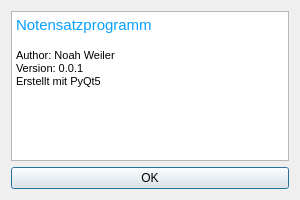
Before: the Qt Designer form src/pyqt5_designer_uis/aboutbox.ui in NO411/notensatz, drawn with Qt 5.
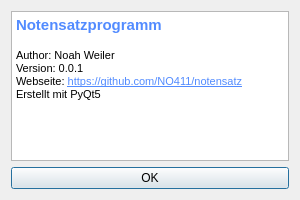
After: the same form once the commit is applied. Icons and pictures are not drawn.

```diff
--- a/src/pyqt5_designer_uis/aboutbox.ui
+++ b/src/pyqt5_designer_uis/aboutbox.ui
@@ -45,6 +45,12 @@
      <property name="acceptDrops">
       <bool>false</bool>
      </property>
+     <property name="frameShape">
+      <enum>QFrame::StyledPanel</enum>
+     </property>
+     <property name="frameShadow">
+      <enum>QFrame::Plain</enum>
+     </property>
      <property name="lineWidth">
       <number>0</number>
      </property>
@@ -53,10 +59,11 @@
 &lt;html&gt;&lt;head&gt;&lt;meta name=&quot;qrichtext&quot; content=&quot;1&quot; /&gt;&lt;style type=&quot;text/css&quot;&gt;
 p, li { white-space: pre-wrap; }
 &lt;/style&gt;&lt;/head&gt;&lt;body style=&quot; font-family:'MS Shell Dlg 2'; font-size:8.25pt; font-weight:400; font-style:normal;&quot;&gt;
-&lt;p style=&quot; margin-top:0px; margin-bottom:0px; margin-left:0px; margin-right:0px; -qt-block-indent:0; text-indent:0px;&quot;&gt;&lt;span style=&quot; font-size:11pt; color:#06a0ff;&quot;&gt;Notensatzprogramm&lt;/span&gt;&lt;/p&gt;
-&lt;p style=&quot;-qt-paragraph-type:empty; margin-top:0px; margin-bottom:0px; margin-left:0px; margin-right:0px; -qt-block-indent:0; text-indent:0px; font-size:10pt;&quot;&gt;&lt;br /&gt;&lt;/p&gt;
+&lt;p style=&quot; margin-top:0px; margin-bottom:0px; margin-left:0px; margin-right:0px; -qt-block-indent:0; text-indent:0px;&quot;&gt;&lt;span style=&quot; font-size:11pt; font-weight:600; color:#528bff;&quot;&gt;Notensatzprogramm&lt;/span&gt;&lt;/p&gt;
+&lt;p style=&quot;-qt-paragraph-type:empty; margin-top:0px; margin-bottom:0px; margin-left:0px; margin-right:0px; -qt-block-indent:0; text-indent:0px; font-size:10pt; font-weight:600;&quot;&gt;&lt;br /&gt;&lt;/p&gt;
 &lt;p style=&quot; margin-top:0px; margin-bottom:0px; margin-left:0px; margin-right:0px; -qt-block-indent:0; text-indent:0px;&quot;&gt;Author: Noah Weiler&lt;/p&gt;
 &lt;p style=&quot; margin-top:0px; margin-bottom:0px; margin-left:0px; margin-right:0px; -qt-block-indent:0; text-indent:0px;&quot;&gt;Version: 0.0.1&lt;/p&gt;
+&lt;p style=&quot; margin-top:0px; margin-bottom:0px; margin-left:0px; margin-right:0px; -qt-block-indent:0; text-indent:0px;&quot;&gt;Webseite: &lt;a href=&quot;https://github.com/NO411/notensatz&quot;&gt;&lt;span style=&quot; font-size:8pt; text-decoration: underline; color:#528bff;&quot;&gt;https://github.com/NO411/notensatz&lt;/span&gt;&lt;/a&gt;&lt;/p&gt;
 &lt;p style=&quot; margin-top:0px; margin-bottom:0px; margin-left:0px; margin-right:0px; -qt-block-indent:0; text-indent:0px;&quot;&gt;Erstellt mit PyQt5&lt;/p&gt;&lt;/body&gt;&lt;/html&gt;</string>
      </property>
     </widget>
```
Left out of the diff: 9 changed lines with no effect on the pictures.
